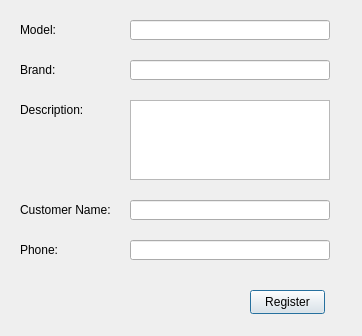
This is addtocar.ui in totargaming/AutomotiveRepairManagement as Qt 5 draws it before an edit. The edited form follows.
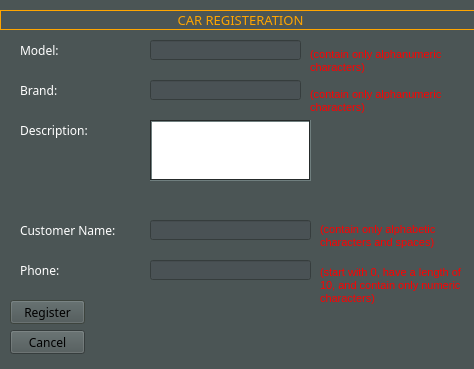
This is the edited form.

Commit message: redesign Ui and add cancel btn

What changed in the file:
```diff
--- a/addtocar.ui
+++ b/addtocar.ui
@@ -6,10 +6,497 @@
    <rect>
     <x>0</x>
     <y>0</y>
-    <width>362</width>
-    <height>336</height>
+    <width>474</width>
+    <height>369</height>
    </rect>
   </property>
+  <property name="palette">
+   <palette>
+    <active>
+     <colorrole role="WindowText">
+      <brush brushstyle="SolidPattern">
+       <color alpha="255">
+        <red>255</red>
+        <green>255</green>
+        <blue>255</blue>
+       </color>
+      </brush>
+     </colorrole>
+     <colorrole role="Button">
+      <brush brushstyle="SolidPattern">
+       <color alpha="255">
+        <red>75</red>
+        <green>85</green>
+        <blue>85</blue>
+       </color>
+      </brush>
+     </colorrole>
+     <colorrole role="Light">
+      <brush brushstyle="SolidPattern">
+       <color alpha="255">
+        <red>112</red>
+        <green>127</green>
+        <blue>127</blue>
+       </color>
+      </brush>
+     </colorrole>
+     <colorrole role="Midlight">
+      <brush brushstyle="SolidPattern">
+       <color alpha="255">
+        <red>93</red>
+        <green>106</green>
+        <blue>106</blue>
+       </color>
+      </brush>
+     </colorrole>
+     <colorrole role="Dark">
+      <brush brushstyle="SolidPattern">
+       <color alpha="255">
+        <red>37</red>
+        <green>42</green>
+        <blue>42</blue>
+       </color>
+      </brush>
+     </colorrole>
+     <colorrole role="Mid">
+      <brush brushstyle="SolidPattern">
+       <color alpha="255">
+        <red>50</red>
+        <green>57</green>
+        <blue>57</blue>
+       </color>
+      </brush>
+     </colorrole>
+     <colorrole role="Text">
+      <brush brushstyle="SolidPattern">
+       <color alpha="255">
+        <red>0</red>
+        <green>0</green>
+        <blue>0</blue>
+       </color>
+      </brush>
+     </colorrole>
+     <colorrole role="BrightText">
+      <brush brushstyle="SolidPattern">
+       <color alpha="255">
+        <red>255</red>
+        <green>255</green>
+        <blue>255</blue>
+       </color>
+      </brush>
+     </colorrole>
+     <colorrole role="ButtonText">
+      <brush brushstyle="SolidPattern">
+       <color alpha="255">
+        <red>0</red>
+        <green>0</green>
+        <blue>0</blue>
+       </color>
+      </brush>
+     </colorrole>
+     <colorrole role="Base">
+      <brush brushstyle="SolidPattern">
+       <color alpha="255">
+        <red>74</red>
+        <green>82</green>
+        <blue>85</blue>
+       </color>
+      </brush>
+     </colorrole>
+     <colorrole role="Window">
+      <brush brushstyle="SolidPattern">
+       <color alpha="255">
+        <red>75</red>
+        <green>85</green>
+        <blue>85</blue>
+       </color>
+      </brush>
+     </colorrole>
+     <colorrole role="Shadow">
+      <brush brushstyle="SolidPattern">
+       <color alpha="255">
+        <red>113</red>
+        <green>126</green>
+        <blue>130</blue>
+       </color>
+      </brush>
+     </colorrole>
+     <colorrole role="Highlight">
+      <brush brushstyle="SolidPattern">
+       <color alpha="255">
+        <red>76</red>
+        <green>85</green>
+        <blue>78</blue>
+       </color>
+      </brush>
+     </colorrole>
+     <colorrole role="AlternateBase">
+      <brush brushstyle="SolidPattern">
+       <color alpha="255">
+        <red>37</red>
+        <green>42</green>
+        <blue>42</blue>
+       </color>
+      </brush>
+     </colorrole>
+     <colorrole role="ToolTipBase">
+      <brush brushstyle="SolidPattern">
+       <color alpha="255">
+        <red>255</red>
+        <green>255</green>
+        <blue>220</blue>
+       </color>
+      </brush>
+     </colorrole>
+     <colorrole role="ToolTipText">
+      <brush brushstyle="SolidPattern">
+       <color alpha="255">
+        <red>0</red>
+        <green>0</green>
+        <blue>0</blue>
+       </color>
+      </brush>
+     </colorrole>
+     <colorrole role="PlaceholderText">
+      <brush brushstyle="SolidPattern">
+       <color alpha="127">
+        <red>255</red>
+        <green>255</green>
+        <blue>255</blue>
+       </color>
+      </brush>
+     </colorrole>
+     <colorrole role="Accent">
+      <brush brushstyle="SolidPattern">
+       <color alpha="255">
+        <red>0</red>
+        <green>255</green>
+        <blue>255</blue>
+       </color>
+      </brush>
+     </colorrole>
+    </active>
+    <inactive>
+     <colorrole role="WindowText">
+      <brush brushstyle="SolidPattern">
+       <color alpha="255">
+        <red>255</red>
+        <green>255</green>
+        <blue>255</blue>
+       </color>
+      </brush>
+     </colorrole>
+     <colorrole role="Button">
+      <brush brushstyle="SolidPattern">
+       <color alpha="255">
+        <red>75</red>
+        <green>85</green>
+        <blue>85</blue>
+       </color>
+      </brush>
+     </colorrole>
+     <colorrole role="Light">
+      <brush brushstyle="SolidPattern">
+       <color alpha="255">
+        <red>112</red>
+        <green>127</green>
+        <blue>127</blue>
+       </color>
+      </brush>
+     </colorrole>
+     <colorrole role="Midlight">
+      <brush brushstyle="SolidPattern">
+       <color alpha="255">
+        <red>93</red>
+        <green>106</green>
+        <blue>106</blue>
+       </color>
+      </brush>
+     </colorrole>
+     <colorrole role="Dark">
+      <brush brushstyle="SolidPattern">
+       <color alpha="255">
+        <red>37</red>
+        <green>42</green>
+        <blue>42</blue>
+       </color>
+      </brush>
+     </colorrole>
+     <colorrole role="Mid">
+      <brush brushstyle="SolidPattern">
+       <color alpha="255">
+        <red>50</red>
+        <green>57</green>
+        <blue>57</blue>
+       </color>
+      </brush>
+     </colorrole>
+     <colorrole role="Text">
+      <brush brushstyle="SolidPattern">
+       <color alpha="255">
+        <red>0</red>
+        <green>0</green>
+        <blue>0</blue>
+       </color>
+      </brush>
+     </colorrole>
+     <colorrole role="BrightText">
+      <brush brushstyle="SolidPattern">
+       <color alpha="255">
+        <red>255</red>
+        <green>255</green>
+        <blue>255</blue>
+       </color>
+      </brush>
+     </colorrole>
+     <colorrole role="ButtonText">
+      <brush brushstyle="SolidPattern">
+       <color alpha="255">
+        <red>0</red>
+        <green>0</green>
+        <blue>0</blue>
+       </color>
+      </brush>
+     </colorrole>
+     <colorrole role="Base">
+      <brush brushstyle="SolidPattern">
+       <color alpha="255">
+        <red>74</red>
+        <green>82</green>
+        <blue>85</blue>
+       </color>
+      </brush>
+     </colorrole>
+     <colorrole role="Window">
+      <brush brushstyle="SolidPattern">
+       <color alpha="255">
+        <red>75</red>
+        <green>85</green>
+        <blue>85</blue>
+       </color>
+      </brush>
+     </colorrole>
+     <colorrole role="Shadow">
+      <brush brushstyle="SolidPattern">
+       <color alpha="255">
+        <red>113</red>
+        <green>126</green>
+        <blue>130</blue>
+       </color>
+      </brush>
+     </colorrole>
+     <colorrole role="Highlight">
+      <brush brushstyle="SolidPattern">
+       <color alpha="255">
+        <red>76</red>
+        <green>85</green>
+        <blue>78</blue>
+       </color>
+      </brush>
+     </colorrole>
+     <colorrole role="AlternateBase">
+      <brush brushstyle="SolidPattern">
+       <color alpha="255">
+        <red>37</red>
+        <green>42</green>
+        <blue>42</blue>
+       </color>
+      </brush>
+     </colorrole>
+     <colorrole role="ToolTipBase">
+      <brush brushstyle="SolidPattern">
+       <color alpha="255">
+        <red>255</red>
+        <green>255</green>
+        <blue>220</blue>
+       </color>
+      </brush>
+     </colorrole>
+     <colorrole role="ToolTipText">
+      <brush brushstyle="SolidPattern">
+       <color alpha="255">
+        <red>0</red>
+        <green>0</green>
+        <blue>0</blue>
+       </color>
+      </brush>
+     </colorrole>
+     <colorrole role="PlaceholderText">
+      <brush brushstyle="SolidPattern">
+       <color alpha="127">
+        <red>255</red>
+        <green>255</green>
+        <blue>255</blue>
+       </color>
+      </brush>
+     </colorrole>
+     <colorrole role="Accent">
+      <brush brushstyle="SolidPattern">
+       <color alpha="255">
+        <red>0</red>
+        <green>255</green>
+        <blue>255</blue>
+       </color>
+      </brush>
+     </colorrole>
+    </inactive>
+    <disabled>
+     <colorrole role="WindowText">
+      <brush brushstyle="SolidPattern">
+       <color alpha="255">
+        <red>37</red>
+        <green>42</green>
+        <blue>42</blue>
+       </color>
+      </brush>
+     </colorrole>
+     <colorrole role="Button">
+      <brush brushstyle="SolidPattern">
+       <color alpha="255">
+        <red>75</red>
+        <green>85</green>
+        <blue>85</blue>
+       </color>
+      </brush>
+     </colorrole>
+     <colorrole role="Light">
+      <brush brushstyle="SolidPattern">
+       <color alpha="255">
+        <red>112</red>
+        <green>127</green>
+        <blue>127</blue>
+       </color>
+      </brush>
+     </colorrole>
+     <colorrole role="Midlight">
+      <brush brushstyle="SolidPattern">
+       <color alpha="255">
+        <red>93</red>
+        <green>106</green>
+        <blue>106</blue>
+       </color>
+      </brush>
+     </colorrole>
+     <colorrole role="Dark">
+      <brush brushstyle="SolidPattern">
+       <color alpha="255">
+        <red>37</red>
+        <green>42</green>
+        <blue>42</blue>
+       </color>
+      </brush>
+     </colorrole>
+     <colorrole role="Mid">
+      <brush brushstyle="SolidPattern">
+       <color alpha="255">
+        <red>50</red>
+        <green>57</green>
+        <blue>57</blue>
+       </color>
+      </brush>
+     </colorrole>
+     <colorrole role="Text">
+      <brush brushstyle="SolidPattern">
+       <color alpha="255">
+        <red>37</red>
+        <green>42</green>
+        <blue>42</blue>
+       </color>
+      </brush>
+     </colorrole>
+     <colorrole role="BrightText">
+      <brush brushstyle="SolidPattern">
+       <color alpha="255">
+        <red>255</red>
+        <green>255</green>
+        <blue>255</blue>
+       </color>
+      </brush>
+     </colorrole>
+     <colorrole role="ButtonText">
+      <brush brushstyle="SolidPattern">
+       <color alpha="255">
+        <red>37</red>
+        <green>42</green>
+        <blue>42</blue>
+       </color>
+      </brush>
+     </colorrole>
+     <colorrole role="Base">
+      <brush brushstyle="SolidPattern">
+       <color alpha="255">
+        <red>75</red>
+        <green>85</green>
+        <blue>85</blue>
+       </color>
+      </brush>
+     </colorrole>
+     <colorrole role="Window">
+      <brush brushstyle="SolidPattern">
+       <color alpha="255">
+        <red>75</red>
+        <green>85</green>
+        <blue>85</blue>
+       </color>
+      </brush>
+     </colorrole>
+     <colorrole role="Shadow">
+      <brush brushstyle="SolidPattern">
+       <color alpha="255">
+        <red>113</red>
+        <green>126</green>
+        <blue>130</blue>
+       </color>
+      </brush>
+     </colorrole>
+     <colorrole role="AlternateBase">
+      <brush brushstyle="SolidPattern">
+       <color alpha="255">
+        <red>75</red>
+        <green>85</green>
+        <blue>85</blue>
+       </color>
+      </brush>
+     </colorrole>
+     <colorrole role="ToolTipBase">
+      <brush brushstyle="SolidPattern">
+       <color alpha="255">
+        <red>255</red>
+        <green>255</green>
+        <blue>220</blue>
+       </color>
+      </brush>
+     </colorrole>
+     <colorrole role="ToolTipText">
+      <brush brushstyle="SolidPattern">
+       <color alpha="255">
+        <red>0</red>
+        <green>0</green>
+        <blue>0</blue>
+       </color>
+      </brush>
+     </colorrole>
+     <colorrole role="PlaceholderText">
+      <brush brushstyle="SolidPattern">
+       <color alpha="127">
+        <red>255</red>
+        <green>255</green>
+        <blue>255</blue>
+       </color>
+      </brush>
+     </colorrole>
+     <colorrole role="Accent">
+      <brush brushstyle="SolidPattern">
+       <color alpha="255">
+        <red>0</red>
+        <green>255</green>
+        <blue>255</blue>
+       </color>
+      </brush>
+     </colorrole>
+    </disabled>
+   </palette>
+  </property>
   <property name="windowTitle">
    <string>Add To Car</string>
   </property>
@@ -17,11 +504,16 @@
    <property name="geometry">
     <rect>
      <x>20</x>
-     <y>20</y>
+     <y>40</y>
      <width>80</width>
      <height>20</height>
     </rect>
    </property>
+   <property name="font">
+    <font>
+     <family>Sitka</family>
+    </font>
+   </property>
    <property name="text">
     <string>Model:</string>
    </property>
@@ -29,22 +521,35 @@
   <widget class="QLineEdit" name="txtModel">
    <property name="geometry">
     <rect>
-     <x>130</x>
-     <y>20</y>
-     <width>200</width>
+     <x>150</x>
+     <y>40</y>
+     <width>151</width>
      <height>20</height>
     </rect>
    </property>
+   <property name="font">
+    <font>
+     <family>Sitka</family>
+    </font>
+   </property>
+   <property name="alignment">
+    <set>Qt::AlignCenter</set>
+   </property>
   </widget>
   <widget class="QLabel" name="brandLabel">
    <property name="geometry">
     <rect>
      <x>20</x>
-     <y>60</y>
+     <y>80</y>
      <width>80</width>
      <height>20</height>
     </rect>
    </property>
+   <property name="font">
+    <font>
+     <family>Sitka</family>
+    </font>
+   </property>
    <property name="text">
     <string>Brand:</string>
    </property>
@@ -52,22 +557,35 @@
   <widget class="QLineEdit" name="txtBrand">
    <property name="geometry">
     <rect>
-     <x>130</x>
-     <y>60</y>
-     <width>200</width>
+     <x>150</x>
+     <y>80</y>
+     <width>151</width>
      <height>20</height>
     </rect>
    </property>
+   <property name="font">
+    <font>
+     <family>Sitka</family>
+    </font>
+   </property>
+   <property name="alignment">
+    <set>Qt::AlignCenter</set>
+   </property>
   </widget>
   <widget class="QLabel" name="descriptionLabel">
    <property name="geometry">
     <rect>
      <x>20</x>
-     <y>100</y>
-     <width>80</width>
+     <y>120</y>
+     <width>91</width>
      <height>20</height>
     </rect>
    </property>
+   <property name="font">
+    <font>
+     <family>Sitka</family>
+    </font>
+   </property>
    <property name="text">
     <string>Description:</string>
    </property>
@@ -75,22 +593,90 @@
   <widget class="QTextEdit" name="txtDescription">
    <property name="geometry">
     <rect>
-     <x>130</x>
-     <y>100</y>
-     <width>200</width>
-     <height>80</height>
+     <x>150</x>
+     <y>120</y>
+     <width>161</width>
+     <height>61</height>
     </rect>
    </property>
+   <property name="palette">
+    <palette>
+     <active>
+      <colorrole role="Midlight">
+       <brush brushstyle="SolidPattern">
+        <color alpha="255">
+         <red>255</red>
+         <green>255</green>
+         <blue>255</blue>
+        </color>
+       </brush>
+      </colorrole>
+      <colorrole role="Base">
+       <brush brushstyle="SolidPattern">
+        <color alpha="255">
+         <red>255</red>
+         <green>255</green>
+         <blue>255</blue>
+        </color>
+       </brush>
+      </colorrole>
+     </active>
+     <inactive>
+      <colorrole role="Midlight">
+       <brush brushstyle="SolidPattern">
+        <color alpha="255">
+         <red>255</red>
+         <green>255</green>
+         <blue>255</blue>
+        </color>
+       </brush>
+      </colorrole>
+      <colorrole role="Base">
+       <brush brushstyle="SolidPattern">
+        <color alpha="255">
+         <red>255</red>
+         <green>255</green>
+         <blue>255</blue>
+        </color>
+       </brush>
+      </colorrole>
+     </inactive>
+     <disabled>
+      <colorrole role="Midlight">
+       <brush brushstyle="SolidPattern">
+        <color alpha="255">
+         <red>255</red>
+         <green>255</green>
+         <blue>255</blue>
+        </color>
+       </brush>
+      </colorrole>
+     </disabled>
+    </palette>
+   </property>
+   <property name="font">
+    <font>
+     <family>Sitka</family>
+    </font>
+   </property>
+   <property name="frameShape">
+    <enum>QFrame::Box</enum>
+   </property>
   </widget>
   <widget class="QLabel" name="customerNameLabel">
    <property name="geometry">
     <rect>
      <x>20</x>
-     <y>200</y>
-     <width>91</width>
+     <y>220</y>
+     <width>121</width>
      <height>20</height>
     </rect>
    </property>
+   <property name="font">
+    <font>
+     <family>Sitka</family>
+    </font>
+   </property>
    <property name="text">
     <string>Customer Name:</string>
    </property>
@@ -98,22 +684,35 @@
   <widget class="QLineEdit" name="txtCustomerName">
    <property name="geometry">
     <rect>
-     <x>130</x>
-     <y>200</y>
-     <width>200</width>
+     <x>150</x>
+     <y>220</y>
+     <width>161</width>
      <height>20</height>
     </rect>
    </property>
+   <property name="font">
+    <font>
+     <family>Sitka</family>
+    </font>
+   </property>
+   <property name="alignment">
+    <set>Qt::AlignCenter</set>
+   </property>
   </widget>
   <widget class="QLabel" name="phoneLabel">
    <property name="geometry">
     <rect>
      <x>20</x>
-     <y>240</y>
+     <y>260</y>
      <width>80</width>
      <height>20</height>
     </rect>
    </property>
+   <property name="font">
+    <font>
+     <family>Sitka</family>
+    </font>
+   </property>
    <property name="text">
     <string>Phone:</string>
    </property>
@@ -121,26 +720,181 @@
   <widget class="QLineEdit" name="txtPhone">
    <property name="geometry">
     <rect>
-     <x>130</x>
-     <y>240</y>
-     <width>200</width>
+     <x>150</x>
+     <y>260</y>
+     <width>161</width>
      <height>20</height>
     </rect>
    </property>
+   <property name="font">
+    <font>
+     <family>Sitka</family>
+    </font>
+   </property>
+   <property name="alignment">
+    <set>Qt::AlignCenter</set>
+   </property>
   </widget>
   <widget class="QPushButton" name="addBtn">
    <property name="geometry">
     <rect>
-     <x>250</x>
-     <y>290</y>
+     <x>10</x>
+     <y>300</y>
      <width>75</width>
      <height>24</height>
     </rect>
    </property>
+   <property name="font">
+    <font>
+     <family>Sitka</family>
+    </font>
+   </property>
    <property name="text">
     <string>Register</string>
    </property>
   </widget>
+  <widget class="QLabel" name="Header">
+   <property name="geometry">
+    <rect>
+     <x>0</x>
+     <y>10</y>
+     <width>481</width>
+     <height>20</height>
+    </rect>
+   </property>
+   <property name="font">
+    <font>
+     <family>Sitka Small</family>
+     <pointsize>10</pointsize>
+    </font>
+   </property>
+   <property name="styleSheet">
+    <string notr="true">color:orange;</string>
+   </property>
+   <property name="frameShape">
+    <enum>QFrame::Box</enum>
+   </property>
+   <property name="text">
+    <string>CAR REGISTERATION</string>
+   </property>
+   <property name="alignment">
+    <set>Qt::AlignCenter</set>
+   </property>
+  </widget>
+  <widget class="QLabel" name="label_2">
+   <property name="geometry">
+    <rect>
+     <x>310</x>
+     <y>80</y>
+     <width>161</width>
+     <height>41</height>
+    </rect>
+   </property>
+   <property name="font">
+    <font>
+     <pointsize>8</pointsize>
+    </font>
+   </property>
+   <property name="styleSheet">
+    <string notr="true">color: red;</string>
+   </property>
+   <property name="text">
+    <string>(contain only alphanumeric characters)</string>
+   </property>
+   <property name="wordWrap">
+    <bool>true</bool>
+   </property>
+  </widget>
+  <widget class="QLabel" name="label_3">
+   <property name="geometry">
+    <rect>
+     <x>310</x>
+     <y>40</y>
+     <width>161</width>
+     <height>41</height>
+    </rect>
+   </property>
+   <property name="font">
+    <font>
+     <pointsize>8</pointsize>
+    </font>
+   </property>
+   <property name="styleSheet">
+    <string notr="true">color: red;</string>
+   </property>
+   <property name="text">
+    <string>(contain only alphanumeric characters)</string>
+   </property>
+   <property name="wordWrap">
+    <bool>true</bool>
+   </property>
+  </widget>
+  <widget class="QLabel" name="label_4">
+   <property name="geometry">
+    <rect>
+     <x>320</x>
+     <y>210</y>
+     <width>141</width>
+     <height>51</height>
+    </rect>
+   </property>
+   <property name="font">
+    <font>
+     <pointsize>8</pointsize>
+    </font>
+   </property>
+   <property name="styleSheet">
+    <string notr="true">color: red;</string>
+   </property>
+   <property name="text">
+    <string>(contain only alphabetic characters and spaces)</string>
+   </property>
+   <property name="wordWrap">
+    <bool>true</bool>
+   </property>
+  </widget>
+  <widget class="QLabel" name="label_5">
+   <property name="geometry">
+    <rect>
+     <x>320</x>
+     <y>260</y>
+     <width>151</width>
+     <height>51</height>
+    </rect>
+   </property>
+   <property name="font">
+    <font>
+     <pointsize>8</pointsize>
+    </font>
+   </property>
+   <property name="styleSheet">
+    <string notr="true">color: red;</string>
+   </property>
+   <property name="text">
+    <string>(start with 0, have a length of 10, and contain only numeric characters)</string>
+   </property>
+   <property name="wordWrap">
+    <bool>true</bool>
+   </property>
+  </widget>
+  <widget class="QPushButton" name="cancelBtn">
+   <property name="geometry">
+    <rect>
+     <x>10</x>
+     <y>330</y>
+     <width>75</width>
+     <height>24</height>
+    </rect>
+   </property>
+   <property name="font">
+    <font>
+     <family>Sitka</family>
+    </font>
+   </property>
+   <property name="text">
+    <string>Cancel</string>
+   </property>
+  </widget>
  </widget>
  <resources/>
  <connections/>
```
The commit also changes 56 other files.
